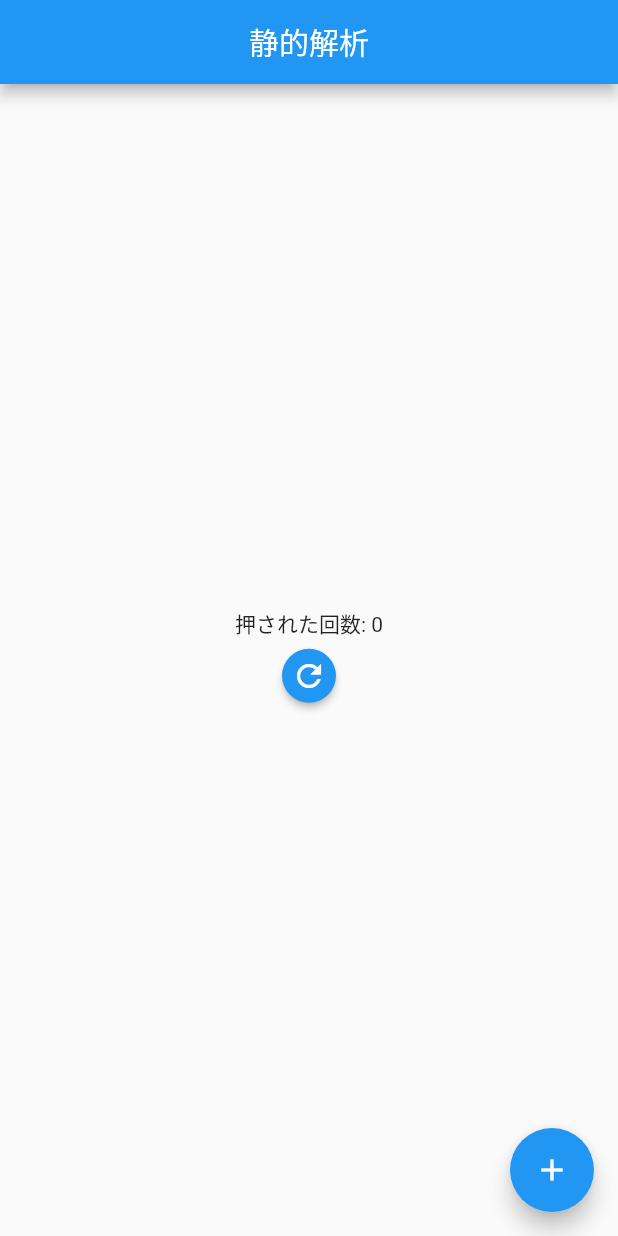
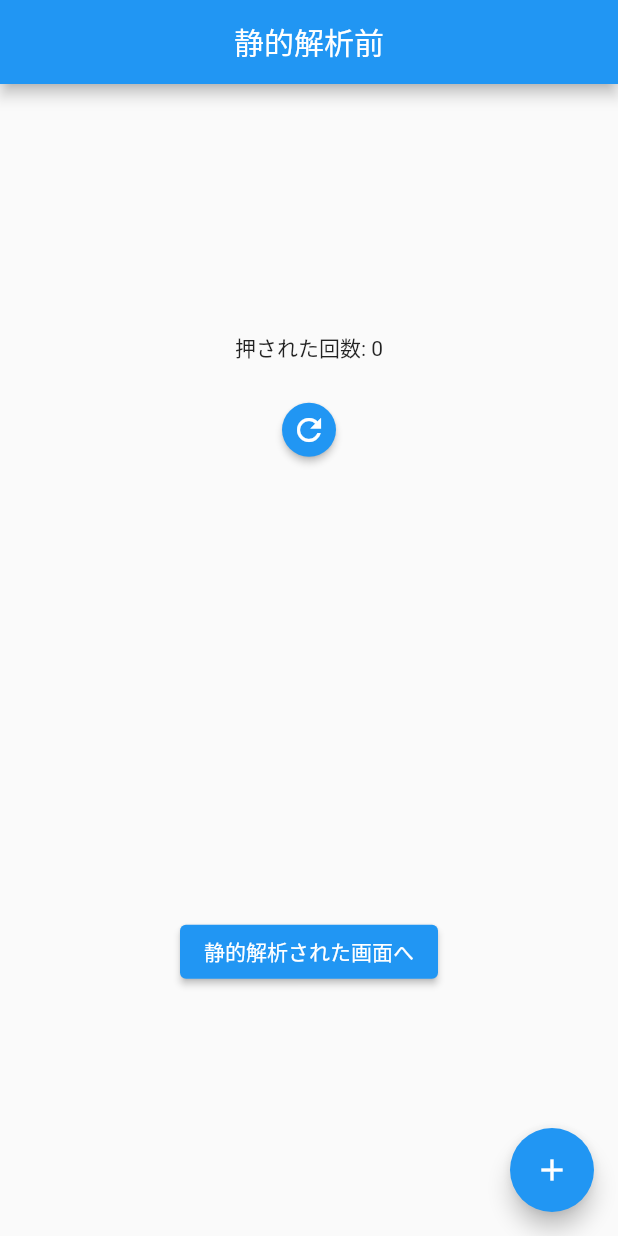
Before and after one commit to hachimitsuboy/flutter_practice, a Flutter app: the screen it shows after launch, on a phone screen of 412 x 824 dp. Run offline on Flutter 3.47's test engine with Material 2 defaults, Android fonts, the phone set to English and light mode, and no system bars.

Commit message:
静的解析を行うlintを基にhomescreenを書き直したhomescreen2を作成した

```diff
--- a/lib/home_screen.dart
+++ b/lib/home_screen.dart
@@ -1,4 +1,5 @@
 import 'package:flutter/material.dart';
+import 'package:static_analysis/home_screen2.dart';
 
 class HomeScreen extends StatefulWidget {
   const HomeScreen({Key? key}) : super(key: key);
@@ -14,7 +15,7 @@ class _HomeScreenState extends State<HomeScreen> {
   Widget build(BuildContext context) {
     return Scaffold(
       appBar: AppBar(
-        title: Text("静的解析"),
+        title: Text("静的解析前"),
         centerTitle: true,
       ),
       body: Container(
@@ -23,6 +24,9 @@ class _HomeScreenState extends State<HomeScreen> {
             mainAxisAlignment: MainAxisAlignment.center,
             children: [
               Text("押された回数: $count"),
+              SizedBox(
+                height: 20,
+              ),
               ElevatedButton(
                 style: ElevatedButton.styleFrom(
                   shape: CircleBorder(),
@@ -33,6 +37,19 @@ class _HomeScreenState extends State<HomeScreen> {
                   });
                 },
                 child: Icon(Icons.refresh),
+              ),
+              SizedBox(
+                height: 300,
+              ),
+              ElevatedButton(
+                onPressed: () {
+                  Navigator.push(
+                      context,
+                      MaterialPageRoute(
+                        builder: (context) => HomeScreen2(),
+                      ));
+                },
+                child: Text("静的解析された画面へ"),
               ),
             ],
           ),
--- a/lib/main.dart
+++ b/lib/main.dart
@@ -1,4 +1,5 @@
 import 'package:flutter/material.dart';
+import 'package:static_analysis/home_screen2.dart';
 
 import 'home_screen.dart';
 
```
Also changed, not shown: lib/home_screen2.dart (+51 -0 lines).
